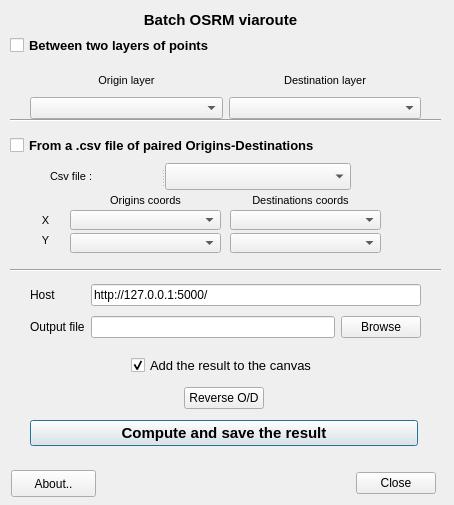
First picture: the form in osrm_batch_route.ui, repository mthh/osrm-qgis-plugin, before the edit.
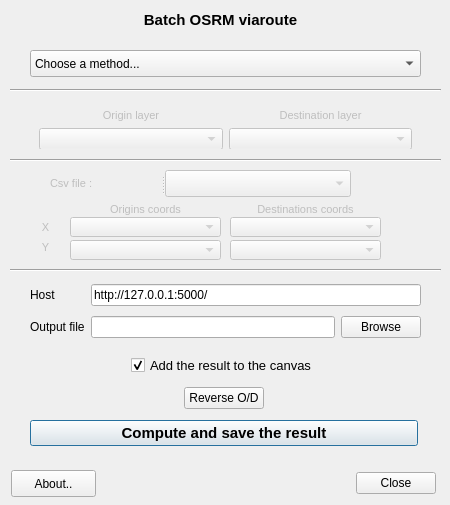
Second picture: the form after the edit. Custom widgets are drawn as their Qt base class.

Diff of the .ui file:
```diff
--- a/osrm_batch_route.ui
+++ b/osrm_batch_route.ui
@@ -6,7 +6,7 @@
    <rect>
     <x>0</x>
     <y>0</y>
-    <width>454</width>
+    <width>450</width>
     <height>505</height>
    </rect>
   </property>
@@ -151,10 +151,13 @@
    </property>
   </widget>
   <widget class="QgsFieldComboBox" name="FieldOriginX">
+   <property name="enabled">
+    <bool>false</bool>
+   </property>
    <property name="geometry">
     <rect>
      <x>70</x>
-     <y>210</y>
+     <y>217</y>
      <width>151</width>
      <height>20</height>
     </rect>
@@ -164,10 +167,13 @@
    </property>
   </widget>
   <widget class="QgsFieldComboBox" name="FieldOriginY">
+   <property name="enabled">
+    <bool>false</bool>
+   </property>
    <property name="geometry">
     <rect>
      <x>70</x>
-     <y>233</y>
+     <y>240</y>
      <width>151</width>
      <height>20</height>
     </rect>
@@ -177,10 +183,13 @@
    </property>
   </widget>
   <widget class="QgsFieldComboBox" name="FieldDestinationX">
+   <property name="enabled">
+    <bool>false</bool>
+   </property>
    <property name="geometry">
     <rect>
      <x>230</x>
-     <y>210</y>
+     <y>217</y>
      <width>151</width>
      <height>20</height>
     </rect>
@@ -190,10 +199,13 @@
    </property>
   </widget>
   <widget class="QgsFieldComboBox" name="FieldDestinationY">
+   <property name="enabled">
+    <bool>false</bool>
+   </property>
    <property name="geometry">
     <rect>
      <x>230</x>
-     <y>233</y>
+     <y>240</y>
      <width>151</width>
      <height>20</height>
     </rect>
@@ -203,12 +215,15 @@
    </property>
   </widget>
   <widget class="QLabel" name="label_6">
+   <property name="enabled">
+    <bool>false</bool>
+   </property>
    <property name="geometry">
     <rect>
-     <x>110</x>
-     <y>193</y>
-     <width>71</width>
-     <height>16</height>
+     <x>80</x>
+     <y>200</y>
+     <width>131</width>
+     <height>20</height>
     </rect>
    </property>
    <property name="font">
@@ -225,12 +240,15 @@
    </property>
   </widget>
   <widget class="QLabel" name="label_7">
+   <property name="enabled">
+    <bool>false</bool>
+   </property>
    <property name="geometry">
     <rect>
-     <x>250</x>
-     <y>193</y>
-     <width>101</width>
-     <height>16</height>
+     <x>240</x>
+     <y>200</y>
+     <width>131</width>
+     <height>20</height>
     </rect>
    </property>
    <property name="font">
@@ -247,10 +265,13 @@
    </property>
   </widget>
   <widget class="QLabel" name="label_8">
+   <property name="enabled">
+    <bool>false</bool>
+   </property>
    <property name="geometry">
     <rect>
      <x>30</x>
-     <y>213</y>
+     <y>220</y>
      <width>31</width>
      <height>16</height>
     </rect>
@@ -269,10 +290,13 @@
    </property>
   </widget>
   <widget class="QLabel" name="label_9">
+   <property name="enabled">
+    <bool>false</bool>
+   </property>
    <property name="geometry">
     <rect>
      <x>30</x>
-     <y>233</y>
+     <y>240</y>
      <width>31</width>
      <height>16</height>
     </rect>
@@ -307,7 +331,7 @@
    <property name="geometry">
     <rect>
      <x>10</x>
-     <y>110</y>
+     <y>150</y>
      <width>431</width>
      <height>20</height>
     </rect>
@@ -317,10 +341,13 @@
    </property>
   </widget>
   <widget class="QSplitter" name="splitter">
+   <property name="enabled">
+    <bool>true</bool>
+   </property>
    <property name="geometry">
     <rect>
      <x>50</x>
-     <y>163</y>
+     <y>170</y>
      <width>301</width>
      <height>27</height>
     </rect>
@@ -329,6 +356,9 @@
     <enum>Qt::Horizontal</enum>
    </property>
    <widget class="QLabel" name="label_5">
+    <property name="enabled">
+     <bool>false</bool>
+    </property>
     <property name="font">
      <font>
       <family>MS Shell Dlg 2</family>
@@ -343,6 +373,9 @@
     </property>
    </widget>
    <widget class="QgsMapLayerComboBox" name="ComboBoxCsv">
+    <property name="enabled">
+     <bool>false</bool>
+    </property>
     <property name="filters">
      <set>QgsMapLayerProxyModel::NoGeometry</set>
     </property>
@@ -395,53 +428,14 @@
     </item>
    </layout>
   </widget>
-  <widget class="QCheckBox" name="check_csv">
-   <property name="geometry">
-    <rect>
-     <x>10</x>
-     <y>135</y>
-     <width>421</width>
-     <height>21</height>
-    </rect>
+  <widget class="QFrame" name="frame_pts_layer">
+   <property name="enabled">
+    <bool>true</bool>
    </property>
-   <property name="font">
-    <font>
-     <family>Arial</family>
-     <pointsize>10</pointsize>
-     <weight>75</weight>
-     <bold>true</bold>
-    </font>
-   </property>
-   <property name="text">
-    <string>From a .csv file of paired Origins-Destinations</string>
-   </property>
-  </widget>
-  <widget class="QCheckBox" name="check_two_layers">
-   <property name="geometry">
-    <rect>
-     <x>10</x>
-     <y>30</y>
-     <width>411</width>
-     <height>31</height>
-    </rect>
-   </property>
-   <property name="font">
-    <font>
-     <family>Arial</family>
-     <pointsize>10</pointsize>
-     <weight>75</weight>
-     <bold>true</bold>
-    </font>
-   </property>
-   <property name="text">
-    <string>Between two layers of points</string>
-   </property>
-  </widget>
-  <widget class="QWidget" name="layoutWidget">
    <property name="geometry">
     <rect>
      <x>30</x>
-     <y>70</y>
+     <y>100</y>
      <width>391</width>
      <height>49</height>
     </rect>
@@ -449,6 +443,9 @@
    <layout class="QGridLayout" name="gridLayout_2">
     <item row="0" column="1">
      <widget class="QLabel" name="label_2">
+      <property name="enabled">
+       <bool>false</bool>
+      </property>
       <property name="font">
        <font>
         <family>MS Shell Dlg 2</family>
@@ -462,6 +459,15 @@
     </item>
     <item row="1" column="1">
      <widget class="QgsMapLayerComboBox" name="ComboBoxDestination">
+      <property name="enabled">
+       <bool>false</bool>
+      </property>
+      <property name="minimumSize">
+       <size>
+        <width>0</width>
+        <height>22</height>
+       </size>
+      </property>
       <property name="font">
        <font>
         <family>Arial</family>
@@ -474,6 +480,15 @@
     </item>
     <item row="1" column="0">
      <widget class="QgsMapLayerComboBox" name="ComboBoxOrigin">
+      <property name="enabled">
+       <bool>false</bool>
+      </property>
+      <property name="minimumSize">
+       <size>
+        <width>0</width>
+        <height>22</height>
+       </size>
+      </property>
       <property name="font">
        <font>
         <family>Arial</family>
@@ -486,6 +501,9 @@
     </item>
     <item row="0" column="0">
      <widget class="QLabel" name="label">
+      <property name="enabled">
+       <bool>false</bool>
+      </property>
       <property name="font">
        <font>
         <family>MS Shell Dlg 2</family>
@@ -502,8 +520,44 @@
     </item>
    </layout>
   </widget>
-  <zorder>check_csv</zorder>
-  <zorder>check_two_layers</zorder>
+  <widget class="QComboBox" name="comboBox_method">
+   <property name="geometry">
+    <rect>
+     <x>30</x>
+     <y>50</y>
+     <width>391</width>
+     <height>27</height>
+    </rect>
+   </property>
+   <item>
+    <property name="text">
+     <string>Choose a method...</string>
+    </property>
+   </item>
+   <item>
+    <property name="text">
+     <string>Routes between two layers of points</string>
+    </property>
+   </item>
+   <item>
+    <property name="text">
+     <string>Routes from a .csv file of paired origins-destinations</string>
+    </property>
+   </item>
+  </widget>
+  <widget class="Line" name="line_3">
+   <property name="geometry">
+    <rect>
+     <x>10</x>
+     <y>80</y>
+     <width>431</width>
+     <height>20</height>
+    </rect>
+   </property>
+   <property name="orientation">
+    <enum>Qt::Horizontal</enum>
+   </property>
+  </widget>
   <zorder>splitter</zorder>
   <zorder>layoutWidget</zorder>
   <zorder>layoutWidget</zorder>
@@ -528,11 +582,6 @@
    <extends>QComboBox</extends>
    <header>qgis.gui</header>
   </customwidget>
-   <customwidget>
-   <class>QgsMapLayerProxyModel</class>
-   <extends>QComboBox</extends>
-   <header>qgis.gui</header>
-  </customwidget>
   <customwidget>
    <class>QgsMapLayerComboBox</class>
    <extends>QComboBox</extends>
@@ -543,6 +592,11 @@
    <extends>QComboBox</extends>
    <header>qgis.gui</header>
   </customwidget>
+   <customwidget>
+   <class>QgsMapLayerProxyModel</class>
+   <extends>QComboBox</extends>
+   <header>qgis.gui</header>
+  </customwidget>
  </customwidgets>
  <resources/>
  <connections>
```
Left out of the diff: 7 changed lines with no effect on the pictures.
